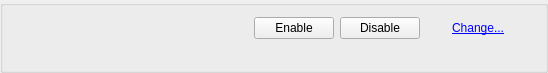
First picture: the form in src/plugins/gateways/legacyaccountoptions.ui, repository silvansky/Contacts, before the edit.
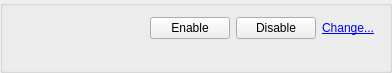
Second picture: the form after the edit. Custom widgets are drawn as their Qt base class.

Diff of the .ui file:
```diff
--- a/src/plugins/gateways/legacyaccountoptions.ui
+++ b/src/plugins/gateways/legacyaccountoptions.ui
@@ -6,8 +6,8 @@
    <rect>
     <x>0</x>
     <y>0</y>
-    <width>548</width>
-    <height>62</height>
+    <width>392</width>
+    <height>64</height>
    </rect>
   </property>
   <property name="windowTitle">
@@ -66,7 +66,7 @@
         </property>
        </widget>
       </item>
-      <item row="0" column="5">
+      <item row="0" column="4">
        <widget class="QLabel" name="lblChange">
         <property name="text">
          <string>&lt;a href='account:change'&gt;Change...&lt;/a&gt;</string>
@@ -76,10 +76,10 @@
         </property>
        </widget>
       </item>
-      <item row="0" column="8">
+      <item row="0" column="6">
        <widget class="CloseButton" name="cbtDelete" native="true"/>
       </item>
-      <item row="1" column="2" colspan="7">
+      <item row="1" column="2" colspan="5">
        <widget class="QLabel" name="lblError">
         <property name="palette">
          <palette>
@@ -123,38 +123,6 @@
         </property>
        </widget>
       </item>
-      <item row="0" column="7">
-       <spacer name="horizontalSpacer">
-        <property name="orientation">
-         <enum>Qt::Horizontal</enum>
-        </property>
-        <property name="sizeType">
-         <enum>QSizePolicy::Fixed</enum>
-        </property>
-        <property name="sizeHint" stdset="0">
-         <size>
-          <width>20</width>
-          <height>20</height>
-         </size>
-        </property>
-       </spacer>
-      </item>
-      <item row="0" column="4">
-       <spacer name="horizontalSpacer_2">
-        <property name="orientation">
-         <enum>Qt::Horizontal</enum>
-        </property>
-        <property name="sizeType">
-         <enum>QSizePolicy::Fixed</enum>
-        </property>
-        <property name="sizeHint" stdset="0">
-         <size>
-          <width>20</width>
-          <height>20</height>
-         </size>
-        </property>
-       </spacer>
-      </item>
      </layout>
     </widget>
    </item>
```
